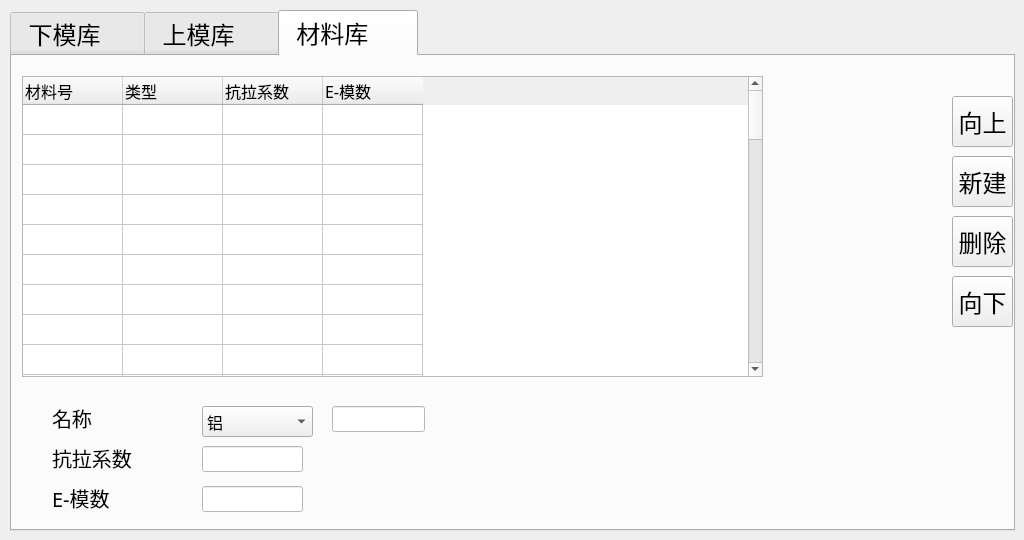
The window that A66-app/moulds.ui (Tetraelc/A66_PRO) describes before a commit, drawn with Qt 5.
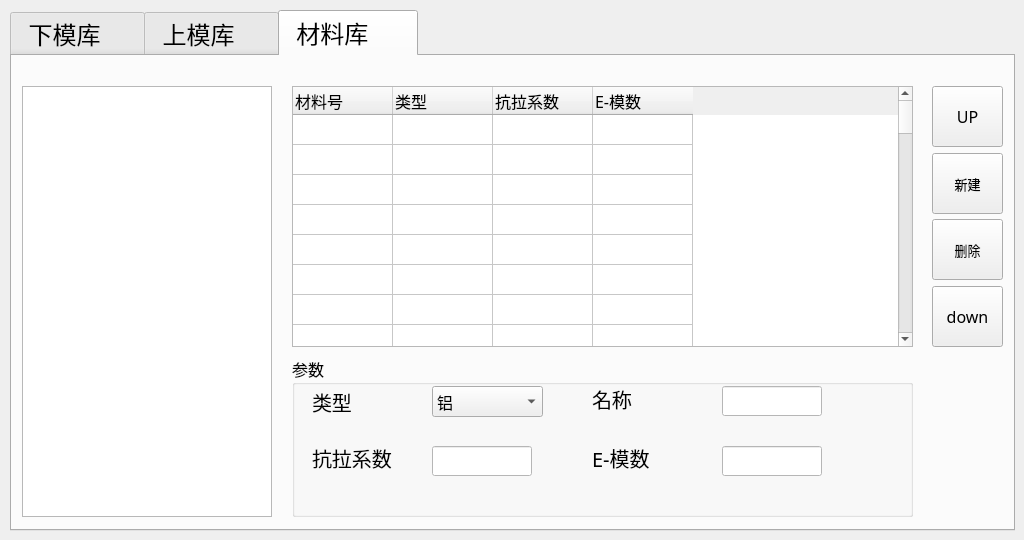
The same window after the commit. The open tabs and pages were chosen to show the change. Icons and pictures are not drawn.

What changed in the file:
```diff
--- a/A66-app/moulds.ui
+++ b/A66-app/moulds.ui
@@ -2260,463 +2260,13 @@
     <attribute name="title">
      <string> 材料库      </string>
     </attribute>
-    <widget class="QLineEdit" name="lineEdit_EMold">
-     <property name="geometry">
-      <rect>
-       <x>190</x>
-       <y>430</y>
-       <width>101</width>
-       <height>26</height>
-      </rect>
-     </property>
-     <property name="palette">
-      <palette>
-       <active>
-        <colorrole role="Button">
-         <brush brushstyle="SolidPattern">
-          <color alpha="255">
-           <red>255</red>
-           <green>255</green>
-           <blue>255</blue>
-          </color>
-         </brush>
-        </colorrole>
-        <colorrole role="Base">
-         <brush brushstyle="SolidPattern">
-          <color alpha="255">
-           <red>255</red>
-           <green>255</green>
-           <blue>255</blue>
-          </color>
-         </brush>
-        </colorrole>
-        <colorrole role="Window">
-         <brush brushstyle="SolidPattern">
-          <color alpha="255">
-           <red>255</red>
-           <green>255</green>
-           <blue>255</blue>
-          </color>
-         </brush>
-        </colorrole>
-       </active>
-       <inactive>
-        <colorrole role="Button">
-         <brush brushstyle="SolidPattern">
-          <color alpha="255">
-           <red>255</red>
-           <green>255</green>
-           <blue>255</blue>
-          </color>
-         </brush>
-        </colorrole>
-        <colorrole role="Base">
-         <brush brushstyle="SolidPattern">
-          <color alpha="255">
-           <red>255</red>
-           <green>255</green>
-           <blue>255</blue>
-          </color>
-         </brush>
-        </colorrole>
-        <colorrole role="Window">
-         <brush brushstyle="SolidPattern">
-          <color alpha="255">
-           <red>255</red>
-           <green>255</green>
-           <blue>255</blue>
-          </color>
-         </brush>
-        </colorrole>
-       </inactive>
-       <disabled>
-        <colorrole role="Button">
-         <brush brushstyle="SolidPattern">
-          <color alpha="255">
-           <red>255</red>
-           <green>255</green>
-           <blue>255</blue>
-          </color>
-         </brush>
-        </colorrole>
-        <colorrole role="Base">
-         <brush brushstyle="SolidPattern">
-          <color alpha="255">
-           <red>255</red>
-           <green>255</green>
-           <blue>255</blue>
-          </color>
-         </brush>
-        </colorrole>
-        <colorrole role="Window">
-         <brush brushstyle="SolidPattern">
-          <color alpha="255">
-           <red>255</red>
-           <green>255</green>
-           <blue>255</blue>
-          </color>
-         </brush>
-        </colorrole>
-       </disabled>
-      </palette>
-     </property>
-     <property name="cursor">
-      <cursorShape>ArrowCursor</cursorShape>
-     </property>
-     <property name="styleSheet">
-      <string notr="true">background-color: rgb(255, 255, 255);</string>
-     </property>
-    </widget>
-    <widget class="QLabel" name="label_28">
-     <property name="geometry">
-      <rect>
-       <x>40</x>
-       <y>430</y>
-       <width>111</width>
-       <height>24</height>
-      </rect>
-     </property>
-     <property name="font">
-      <font>
-       <pointsize>15</pointsize>
-      </font>
-     </property>
-     <property name="cursor">
-      <cursorShape>ArrowCursor</cursorShape>
-     </property>
-     <property name="text">
-      <string>E-模数</string>
-     </property>
-     <property name="alignment">
-      <set>Qt::AlignLeading|Qt::AlignLeft|Qt::AlignVCenter</set>
-     </property>
-    </widget>
-    <widget class="QPushButton" name="pushButton_M_Up">
-     <property name="geometry">
-      <rect>
-       <x>940</x>
-       <y>40</y>
-       <width>61</width>
-       <height>51</height>
-      </rect>
-     </property>
-     <property name="font">
-      <font>
-       <pointsize>18</pointsize>
-      </font>
-     </property>
-     <property name="cursor">
-      <cursorShape>ArrowCursor</cursorShape>
-     </property>
-     <property name="focusPolicy">
-      <enum>Qt::ClickFocus</enum>
-     </property>
-     <property name="text">
-      <string>向上</string>
-     </property>
-     <property name="autoDefault">
-      <bool>false</bool>
-     </property>
-    </widget>
-    <widget class="QLabel" name="label_29">
-     <property name="geometry">
-      <rect>
-       <x>40</x>
-       <y>390</y>
-       <width>101</width>
-       <height>24</height>
-      </rect>
-     </property>
-     <property name="font">
-      <font>
-       <pointsize>15</pointsize>
-      </font>
-     </property>
-     <property name="cursor">
-      <cursorShape>ArrowCursor</cursorShape>
-     </property>
-     <property name="text">
-      <string>抗拉系数</string>
-     </property>
-     <property name="alignment">
-      <set>Qt::AlignLeading|Qt::AlignLeft|Qt::AlignVCenter</set>
-     </property>
-    </widget>
-    <widget class="QLineEdit" name="lineEdit_Strengrht">
-     <property name="geometry">
-      <rect>
-       <x>190</x>
-       <y>390</y>
-       <width>101</width>
-       <height>26</height>
-      </rect>
-     </property>
-     <property name="palette">
-      <palette>
-       <active>
-        <colorrole role="Button">
-         <brush brushstyle="SolidPattern">
-          <color alpha="255">
-           <red>255</red>
-           <green>255</green>
-           <blue>255</blue>
-          </color>
-         </brush>
-        </colorrole>
-        <colorrole role="Base">
-         <brush brushstyle="SolidPattern">
-          <color alpha="255">
-           <red>255</red>
-           <green>255</green>
-           <blue>255</blue>
-          </color>
-         </brush>
-        </colorrole>
-        <colorrole role="Window">
-         <brush brushstyle="SolidPattern">
-          <color alpha="255">
-           <red>255</red>
-           <green>255</green>
-           <blue>255</blue>
-          </color>
-         </brush>
-        </colorrole>
-       </active>
-       <inactive>
-        <colorrole role="Button">
-         <brush brushstyle="SolidPattern">
-          <color alpha="255">
-           <red>255</red>
-           <green>255</green>
-           <blue>255</blue>
-          </color>
-         </brush>
-        </colorrole>
-        <colorrole role="Base">
-         <brush brushstyle="SolidPattern">
-          <color alpha="255">
-           <red>255</red>
-           <green>255</green>
-           <blue>255</blue>
-          </color>
-         </brush>
-        </colorrole>
-        <colorrole role="Window">
-         <brush brushstyle="SolidPattern">
-          <color alpha="255">
-           <red>255</red>
-           <green>255</green>
-           <blue>255</blue>
-          </color>
-         </brush>
-        </colorrole>
-       </inactive>
-       <disabled>
-        <colorrole role="Button">
-         <brush brushstyle="SolidPattern">
-          <color alpha="255">
-           <red>255</red>
-           <green>255</green>
-           <blue>255</blue>
-          </color>
-         </brush>
-        </colorrole>
-        <colorrole role="Base">
-         <brush brushstyle="SolidPattern">
-          <color alpha="255">
-           <red>255</red>
-           <green>255</green>
-           <blue>255</blue>
-          </color>
-         </brush>
-        </colorrole>
-        <colorrole role="Window">
-         <brush brushstyle="SolidPattern">
-          <color alpha="255">
-           <red>255</red>
-           <green>255</green>
-           <blue>255</blue>
-          </color>
-         </brush>
-        </colorrole>
-       </disabled>
-      </palette>
-     </property>
-     <property name="cursor">
-      <cursorShape>ArrowCursor</cursorShape>
-     </property>
-     <property name="styleSheet">
-      <string notr="true">background-color: rgb(255, 255, 255);</string>
-     </property>
-    </widget>
-    <widget class="QLineEdit" name="lineEdit_MaterialName">
-     <property name="geometry">
-      <rect>
-       <x>320</x>
-       <y>350</y>
-       <width>93</width>
-       <height>26</height>
-      </rect>
-     </property>
-     <property name="palette">
-      <palette>
-       <active>
-        <colorrole role="Button">
-         <brush brushstyle="SolidPattern">
-          <color alpha="255">
-           <red>255</red>
-           <green>255</green>
-           <blue>255</blue>
-          </color>
-         </brush>
-        </colorrole>
-        <colorrole role="Base">
-         <brush brushstyle="SolidPattern">
-          <color alpha="255">
-           <red>255</red>
-           <green>255</green>
-           <blue>255</blue>
-          </color>
-         </brush>
-        </colorrole>
-        <colorrole role="Window">
-         <brush brushstyle="SolidPattern">
-          <color alpha="255">
-           <red>255</red>
-           <green>255</green>
-           <blue>255</blue>
-          </color>
-         </brush>
-        </colorrole>
-       </active>
-       <inactive>
-        <colorrole role="Button">
-         <brush brushstyle="SolidPattern">
-          <color alpha="255">
-           <red>255</red>
-           <green>255</green>
-           <blue>255</blue>
-          </color>
-         </brush>
-        </colorrole>
-        <colorrole role="Base">
-         <brush brushstyle="SolidPattern">
-          <color alpha="255">
-           <red>255</red>
-           <green>255</green>
-           <blue>255</blue>
-          </color>
-         </brush>
-        </colorrole>
-        <colorrole role="Window">
-         <brush brushstyle="SolidPattern">
-          <color alpha="255">
-           <red>255</red>
-           <green>255</green>
-           <blue>255</blue>
-          </color>
-         </brush>
-        </colorrole>
-       </inactive>
-       <disabled>
-        <colorrole role="Button">
-         <brush brushstyle="SolidPattern">
-          <color alpha="255">
-           <red>255</red>
-           <green>255</green>
-           <blue>255</blue>
-          </color>
-         </brush>
-        </colorrole>
-        <colorrole role="Base">
-         <brush brushstyle="SolidPattern">
-          <color alpha="255">
-           <red>255</red>
-           <green>255</green>
-           <blue>255</blue>
-          </color>
-         </brush>
-        </colorrole>
-        <colorrole role="Window">
-         <brush brushstyle="SolidPattern">
-          <color alpha="255">
-           <red>255</red>
-           <green>255</green>
-           <blue>255</blue>
-          </color>
-         </brush>
-        </colorrole>
-       </disabled>
-      </palette>
-     </property>
-     <property name="cursor">
-      <cursorShape>ArrowCursor</cursorShape>
-     </property>
-     <property name="styleSheet">
-      <string notr="true">background-color: rgb(255, 255, 255);</string>
-     </property>
-    </widget>
-    <widget class="QLabel" name="label_30">
-     <property name="geometry">
-      <rect>
-       <x>40</x>
-       <y>350</y>
-       <width>101</width>
-       <height>24</height>
-      </rect>
-     </property>
-     <property name="font">
-      <font>
-       <pointsize>15</pointsize>
-      </font>
-     </property>
-     <property name="cursor">
-      <cursorShape>ArrowCursor</cursorShape>
-     </property>
-     <property name="text">
-      <string>名称</string>
-     </property>
-     <property name="alignment">
-      <set>Qt::AlignLeading|Qt::AlignLeft|Qt::AlignVCenter</set>
-     </property>
-    </widget>
-    <widget class="QComboBox" name="comboBox_material">
-     <property name="geometry">
-      <rect>
-       <x>190</x>
-       <y>350</y>
-       <width>111</width>
-       <height>31</height>
-      </rect>
-     </property>
-     <property name="font">
-      <font>
-       <pointsize>12</pointsize>
-      </font>
-     </property>
-     <item>
-      <property name="text">
-       <string>铝</string>
-      </property>
-     </item>
-     <item>
-      <property name="text">
-       <string>不锈钢</string>
-      </property>
-     </item>
-     <item>
-      <property name="text">
-       <string>铁</string>
-      </property>
-     </item>
-    </widget>
     <widget class="QTableWidget" name="tableWidget_Material">
      <property name="geometry">
       <rect>
-       <x>10</x>
-       <y>20</y>
-       <width>741</width>
-       <height>301</height>
+       <x>280</x>
+       <y>30</y>
+       <width>621</width>
+       <height>261</height>
       </rect>
      </property>
      <property name="sizePolicy">
@@ -2918,85 +2468,629 @@
       </property>
      </item>
     </widget>
-    <widget class="QPushButton" name="pushButton_M_Down">
+    <widget class="QToolButton" name="pushButton_M_New">
      <property name="geometry">
       <rect>
-       <x>940</x>
-       <y>220</y>
-       <width>61</width>
-       <height>51</height>
+       <x>920</x>
+       <y>97</y>
+       <width>71</width>
+       <height>61</height>
       </rect>
      </property>
      <property name="font">
       <font>
-       <pointsize>18</pointsize>
+       <family>Sans Serif</family>
+       <pointsize>10</pointsize>
       </font>
-     </property>
-     <property name="cursor">
-      <cursorShape>ArrowCursor</cursorShape>
-     </property>
-     <property name="focusPolicy">
-      <enum>Qt::ClickFocus</enum>
-     </property>
-     <property name="text">
-      <string>向下</string>
-     </property>
-     <property name="autoDefault">
-      <bool>false</bool>
-     </property>
-    </widget>
-    <widget class="QPushButton" name="pushButton_M_New">
-     <property name="geometry">
-      <rect>
-       <x>940</x>
-       <y>100</y>
-       <width>61</width>
-       <height>51</height>
-      </rect>
-     </property>
-     <property name="font">
-      <font>
-       <pointsize>18</pointsize>
-      </font>
-     </property>
-     <property name="cursor">
-      <cursorShape>ArrowCursor</cursorShape>
-     </property>
-     <property name="focusPolicy">
-      <enum>Qt::ClickFocus</enum>
      </property>
      <property name="text">
       <string>新建</string>
      </property>
-     <property name="autoDefault">
-      <bool>false</bool>
+     <property name="icon">
+      <iconset resource="A66-appsrc.qrc">
+       <normaloff>:/ico/ICO/P1-NEW.png</normaloff>:/ico/ICO/P1-NEW.png</iconset>
      </property>
+     <property name="iconSize">
+      <size>
+       <width>36</width>
+       <height>36</height>
+      </size>
+     </property>
+     <property name="toolButtonStyle">
+      <enum>Qt::ToolButtonTextUnderIcon</enum>
+     </property>
     </widget>
-    <widget class="QPushButton" name="pushButton_M_Del">
+    <widget class="QToolButton" name="pushButton_M_Up">
      <property name="geometry">
       <rect>
-       <x>940</x>
-       <y>160</y>
-       <width>61</width>
-       <height>51</height>
+       <x>920</x>
+       <y>30</y>
+       <width>71</width>
+       <height>61</height>
       </rect>
      </property>
      <property name="font">
       <font>
-       <pointsize>18</pointsize>
+       <family>Sans Serif</family>
+       <pointsize>12</pointsize>
       </font>
      </property>
-     <property name="cursor">
-      <cursorShape>ArrowCursor</cursorShape>
+     <property name="text">
+      <string>UP</string>
      </property>
-     <property name="focusPolicy">
-      <enum>Qt::ClickFocus</enum>
+     <property name="icon">
+      <iconset resource="A66-appsrc.qrc">
+       <normaloff>:/ico/ICO/P2-UP.png</normaloff>:/ico/ICO/P2-UP.png</iconset>
+     </property>
+     <property name="iconSize">
+      <size>
+       <width>36</width>
+       <height>36</height>
+      </size>
+     </property>
+     <property name="toolButtonStyle">
+      <enum>Qt::ToolButtonIconOnly</enum>
+     </property>
+    </widget>
+    <widget class="QToolButton" name="pushButton_M_Del">
+     <property name="geometry">
+      <rect>
+       <x>920</x>
+       <y>163</y>
+       <width>71</width>
+       <height>61</height>
+      </rect>
+     </property>
+     <property name="font">
+      <font>
+       <family>Sans Serif</family>
+       <pointsize>10</pointsize>
+      </font>
      </property>
      <property name="text">
       <string>删除</string>
      </property>
-     <property name="autoDefault">
-      <bool>false</bool>
+     <property name="icon">
+      <iconset resource="A66-appsrc.qrc">
+       <normaloff>:/ico/ICO/P1-DEL.png</normaloff>:/ico/ICO/P1-DEL.png</iconset>
+     </property>
+     <property name="iconSize">
+      <size>
+       <width>36</width>
+       <height>36</height>
+      </size>
+     </property>
+     <property name="toolButtonStyle">
+      <enum>Qt::ToolButtonTextUnderIcon</enum>
+     </property>
+    </widget>
+    <widget class="QToolButton" name="pushButton_M_Down">
+     <property name="geometry">
+      <rect>
+       <x>920</x>
+       <y>230</y>
+       <width>71</width>
+       <height>61</height>
+      </rect>
+     </property>
+     <property name="font">
+      <font>
+       <family>Sans Serif</family>
+       <pointsize>12</pointsize>
+      </font>
+     </property>
+     <property name="text">
+      <string>down</string>
+     </property>
+     <property name="icon">
+      <iconset resource="A66-appsrc.qrc">
+       <normaloff>:/ico/ICO/P2-DOWN.png</normaloff>:/ico/ICO/P2-DOWN.png</iconset>
+     </property>
+     <property name="iconSize">
+      <size>
+       <width>36</width>
+       <height>36</height>
+      </size>
+     </property>
+    </widget>
+    <widget class="QGroupBox" name="groupBox_Up_5">
+     <property name="geometry">
+      <rect>
+       <x>280</x>
+       <y>300</y>
+       <width>621</width>
+       <height>161</height>
+      </rect>
+     </property>
+     <property name="font">
+      <font>
+       <pointsize>12</pointsize>
+      </font>
+     </property>
+     <property name="cursor">
+      <cursorShape>ArrowCursor</cursorShape>
+     </property>
+     <property name="title">
+      <string>参数 </string>
+     </property>
+     <widget class="QLineEdit" name="lineEdit_EMold">
+      <property name="geometry">
+       <rect>
+        <x>430</x>
+        <y>90</y>
+        <width>100</width>
+        <height>30</height>
+       </rect>
+      </property>
+      <property name="palette">
+       <palette>
+        <active>
+         <colorrole role="Button">
+          <brush brushstyle="SolidPattern">
+           <color alpha="255">
+            <red>255</red>
+            <green>255</green>
+            <blue>255</blue>
+           </color>
+          </brush>
+         </colorrole>
+         <colorrole role="Base">
+          <brush brushstyle="SolidPattern">
+           <color alpha="255">
+            <red>255</red>
+            <green>255</green>
+            <blue>255</blue>
+           </color>
+          </brush>
+         </colorrole>
+         <colorrole role="Window">
+          <brush brushstyle="SolidPattern">
+           <color alpha="255">
+            <red>255</red>
+            <green>255</green>
+            <blue>255</blue>
+           </color>
+          </brush>
+         </colorrole>
+        </active>
+        <inactive>
+         <colorrole role="Button">
+          <brush brushstyle="SolidPattern">
+           <color alpha="255">
+            <red>255</red>
+            <green>255</green>
+            <blue>255</blue>
+           </color>
+          </brush>
+         </colorrole>
+         <colorrole role="Base">
+          <brush brushstyle="SolidPattern">
+           <color alpha="255">
+            <red>255</red>
+            <green>255</green>
+            <blue>255</blue>
+           </color>
+          </brush>
+         </colorrole>
+         <colorrole role="Window">
+          <brush brushstyle="SolidPattern">
+           <color alpha="255">
+            <red>255</red>
+            <green>255</green>
+            <blue>255</blue>
+           </color>
+          </brush>
+         </colorrole>
+        </inactive>
+        <disabled>
+         <colorrole role="Button">
+          <brush brushstyle="SolidPattern">
+           <color alpha="255">
+            <red>255</red>
+            <green>255</green>
+            <blue>255</blue>
+           </color>
+          </brush>
+         </colorrole>
+         <colorrole role="Base">
+          <brush brushstyle="SolidPattern">
+           <color alpha="255">
+            <red>255</red>
+            <green>255</green>
+            <blue>255</blue>
+           </color>
+          </brush>
+         </colorrole>
+         <colorrole role="Window">
+          <brush brushstyle="SolidPattern">
+           <color alpha="255">
+            <red>255</red>
+            <green>255</green>
+            <blue>255</blue>
+           </color>
+          </brush>
+         </colorrole>
+        </disabled>
+       </palette>
+      </property>
+      <property name="cursor">
+       <cursorShape>ArrowCursor</cursorShape>
+      </property>
+      <property name="styleSheet">
+       <string notr="true">background-color: rgb(255, 255, 255);</string>
+      </property>
+     </widget>
+     <widget class="QLabel" name="label_28">
+      <property name="geometry">
+       <rect>
+        <x>300</x>
+        <y>90</y>
+        <width>111</width>
+        <height>24</height>
+       </rect>
+      </property>
+      <property name="font">
+       <font>
+        <pointsize>15</pointsize>
+       </font>
+      </property>
+      <property name="cursor">
+       <cursorShape>ArrowCursor</cursorShape>
+      </property>
+      <property name="text">
+       <string>E-模数</string>
+      </property>
+      <property name="alignment">
+       <set>Qt::AlignLeading|Qt::AlignLeft|Qt::AlignVCenter</set>
+      </property>
+     </widget>
+     <widget class="QLineEdit" name="lineEdit_MaterialName">
+      <property name="geometry">
+       <rect>
+        <x>430</x>
+        <y>30</y>
+        <width>100</width>
+        <height>30</height>
+       </rect>
+      </property>
+      <property name="palette">
+       <palette>
+        <active>
+         <colorrole role="Button">
+          <brush brushstyle="SolidPattern">
+           <color alpha="255">
+            <red>255</red>
+            <green>255</green>
+            <blue>255</blue>
+           </color>
+          </brush>
+         </colorrole>
+         <colorrole role="Base">
+          <brush brushstyle="SolidPattern">
+           <color alpha="255">
+            <red>255</red>
+            <green>255</green>
+            <blue>255</blue>
+           </color>
+          </brush>
+         </colorrole>
+         <colorrole role="Window">
+          <brush brushstyle="SolidPattern">
+           <color alpha="255">
+            <red>255</red>
+            <green>255</green>
+            <blue>255</blue>
+           </color>
+          </brush>
+         </colorrole>
+        </active>
+        <inactive>
+         <colorrole role="Button">
+          <brush brushstyle="SolidPattern">
+           <color alpha="255">
+            <red>255</red>
+            <green>255</green>
+            <blue>255</blue>
+           </color>
+          </brush>
+         </colorrole>
+         <colorrole role="Base">
+          <brush brushstyle="SolidPattern">
+           <color alpha="255">
+            <red>255</red>
+            <green>255</green>
+            <blue>255</blue>
+           </color>
+          </brush>
+         </colorrole>
+         <colorrole role="Window">
+          <brush brushstyle="SolidPattern">
+           <color alpha="255">
+            <red>255</red>
+            <green>255</green>
+            <blue>255</blue>
+           </color>
+          </brush>
+         </colorrole>
+        </inactive>
+        <disabled>
+         <colorrole role="Button">
+          <brush brushstyle="SolidPattern">
+           <color alpha="255">
+            <red>255</red>
+            <green>255</green>
+            <blue>255</blue>
+           </color>
+          </brush>
+         </colorrole>
+         <colorrole role="Base">
+          <brush brushstyle="SolidPattern">
+           <color alpha="255">
+            <red>255</red>
+            <green>255</green>
+            <blue>255</blue>
+           </color>
+          </brush>
+         </colorrole>
+         <colorrole role="Window">
+          <brush brushstyle="SolidPattern">
+           <color alpha="255">
+            <red>255</red>
+            <green>255</green>
+            <blue>255</blue>
+           </color>
+          </brush>
+         </colorrole>
+        </disabled>
+       </palette>
+      </property>
+      <property name="cursor">
+       <cursorShape>ArrowCursor</cursorShape>
+      </property>
+      <property name="styleSheet">
+       <string notr="true">background-color: rgb(255, 255, 255);</string>
+      </property>
+     </widget>
+     <widget class="QComboBox" name="comboBox_material">
+      <property name="geometry">
+       <rect>
+        <x>140</x>
+        <y>30</y>
+        <width>111</width>
+        <height>31</height>
+       </rect>
+      </property>
+      <property name="font">
+       <font>
+        <pointsize>12</pointsize>
+       </font>
+      </property>
+      <item>
+       <property name="text">
+        <string>铝</string>
+       </property>
+      </item>
+      <item>
+       <property name="text">
+        <string>不锈钢</string>
+       </property>
+      </item>
+      <item>
+       <property name="text">
+        <string>铁</string>
+       </property>
+      </item>
+     </widget>
+     <widget class="QLabel" name="label_30">
+      <property name="geometry">
+       <rect>
+        <x>20</x>
+        <y>34</y>
+        <width>101</width>
+        <height>24</height>
+       </rect>
+      </property>
+      <property name="font">
+       <font>
+        <pointsize>15</pointsize>
+       </font>
+      </property>
+      <property name="cursor">
+       <cursorShape>ArrowCursor</cursorShape>
+      </property>
+      <property name="text">
+       <string>类型</string>
+      </property>
+      <property name="alignment">
+       <set>Qt::AlignLeading|Qt::AlignLeft|Qt::AlignVCenter</set>
+      </property>
+     </widget>
+     <widget class="QLineEdit" name="lineEdit_Strengrht">
+      <property name="geometry">
+       <rect>
+        <x>140</x>
+        <y>90</y>
+        <width>100</width>
+        <height>30</height>
+       </rect>
+      </property>
+      <property name="palette">
+       <palette>
+        <active>
+         <colorrole role="Button">
+          <brush brushstyle="SolidPattern">
+           <color alpha="255">
+            <red>255</red>
+            <green>255</green>
+            <blue>255</blue>
+           </color>
+          </brush>
+         </colorrole>
+         <colorrole role="Base">
+          <brush brushstyle="SolidPattern">
+           <color alpha="255">
+            <red>255</red>
+            <green>255</green>
+            <blue>255</blue>
+           </color>
+          </brush>
+         </colorrole>
+         <colorrole role="Window">
+          <brush brushstyle="SolidPattern">
+           <color alpha="255">
+            <red>255</red>
+            <green>255</green>
+            <blue>255</blue>
+           </color>
+          </brush>
+         </colorrole>
+        </active>
+        <inactive>
+         <colorrole role="Button">
+          <brush brushstyle="SolidPattern">
+           <color alpha="255">
+            <red>255</red>
+            <green>255</green>
+            <blue>255</blue>
+           </color>
+          </brush>
+         </colorrole>
+         <colorrole role="Base">
+          <brush brushstyle="SolidPattern">
+           <color alpha="255">
+            <red>255</red>
+            <green>255</green>
+            <blue>255</blue>
+           </color>
+          </brush>
+         </colorrole>
+         <colorrole role="Window">
+          <brush brushstyle="SolidPattern">
+           <color alpha="255">
+            <red>255</red>
+            <green>255</green>
+            <blue>255</blue>
+           </color>
+          </brush>
+         </colorrole>
+        </inactive>
+        <disabled>
+         <colorrole role="Button">
+          <brush brushstyle="SolidPattern">
+           <color alpha="255">
+            <red>255</red>
+            <green>255</green>
+            <blue>255</blue>
+           </color>
+          </brush>
+         </colorrole>
+         <colorrole role="Base">
+          <brush brushstyle="SolidPattern">
+           <color alpha="255">
+            <red>255</red>
+            <green>255</green>
+            <blue>255</blue>
+           </color>
+          </brush>
+         </colorrole>
+         <colorrole role="Window">
+          <brush brushstyle="SolidPattern">
+           <color alpha="255">
+            <red>255</red>
+            <green>255</green>
+            <blue>255</blue>
+           </color>
+          </brush>
+         </colorrole>
+        </disabled>
+       </palette>
+      </property>
+      <property name="cursor">
+       <cursorShape>ArrowCursor</cursorShape>
+      </property>
+      <property name="styleSheet">
+       <string notr="true">background-color: rgb(255, 255, 255);</string>
+      </property>
+     </widget>
+     <widget class="QLabel" name="label_29">
+      <property name="geometry">
+       <rect>
+        <x>20</x>
+        <y>90</y>
+        <width>101</width>
+        <height>24</height>
+       </rect>
+      </property>
+      <property name="font">
+       <font>
+        <pointsize>15</pointsize>
+       </font>
+      </property>
+      <property name="cursor">
+       <cursorShape>ArrowCursor</cursorShape>
+      </property>
+      <property name="text">
+       <string>抗拉系数</string>
+      </property>
+      <property name="alignment">
+       <set>Qt::AlignLeading|Qt::AlignLeft|Qt::AlignVCenter</set>
+      </property>
+     </widget>
+     <widget class="QLabel" name="label_34">
+      <property name="geometry">
+       <rect>
+        <x>300</x>
+        <y>31</y>
+        <width>101</width>
+        <height>24</height>
+       </rect>
+      </property>
+      <property name="font">
+       <font>
+        <pointsize>15</pointsize>
+       </font>
+      </property>
+      <property name="cursor">
+       <cursorShape>ArrowCursor</cursorShape>
+      </property>
+      <property name="text">
+       <string>名称</string>
+      </property>
+      <property name="alignment">
+       <set>Qt::AlignLeading|Qt::AlignLeft|Qt::AlignVCenter</set>
+      </property>
+     </widget>
+    </widget>
+    <widget class="QGraphicsView" name="graphicsView_M">
+     <property name="geometry">
+      <rect>
+       <x>10</x>
+       <y>30</y>
+       <width>250</width>
+       <height>431</height>
+      </rect>
+     </property>
+     <property name="cursor" stdset="0">
+      <cursorShape>ArrowCursor</cursorShape>
+     </property>
+     <property name="focusPolicy">
+      <enum>Qt::WheelFocus</enum>
+     </property>
+    </widget>
+    <widget class="QLabel" name="label_5">
+     <property name="geometry">
+      <rect>
+       <x>20</x>
+       <y>40</y>
+       <width>231</width>
+       <height>411</height>
+      </rect>
+     </property>
+     <property name="text">
+      <string/>
+     </property>
+     <property name="pixmap">
+      <pixmap resource="A66-appsrc.qrc">:/ICO/Materialdb.png</pixmap>
      </property>
     </widget>
    </widget>
```
Left out of the diff: 2 changed lines with no effect on the pictures.
